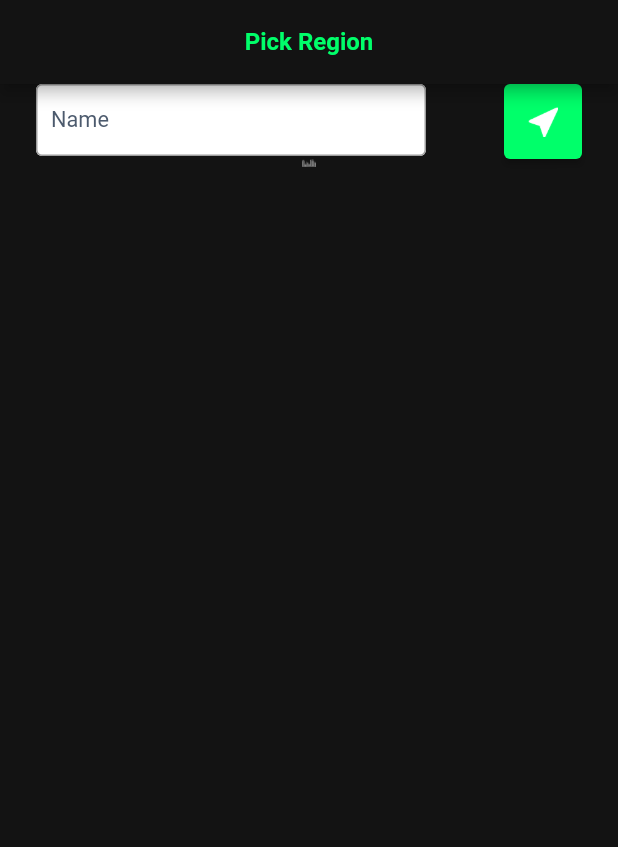
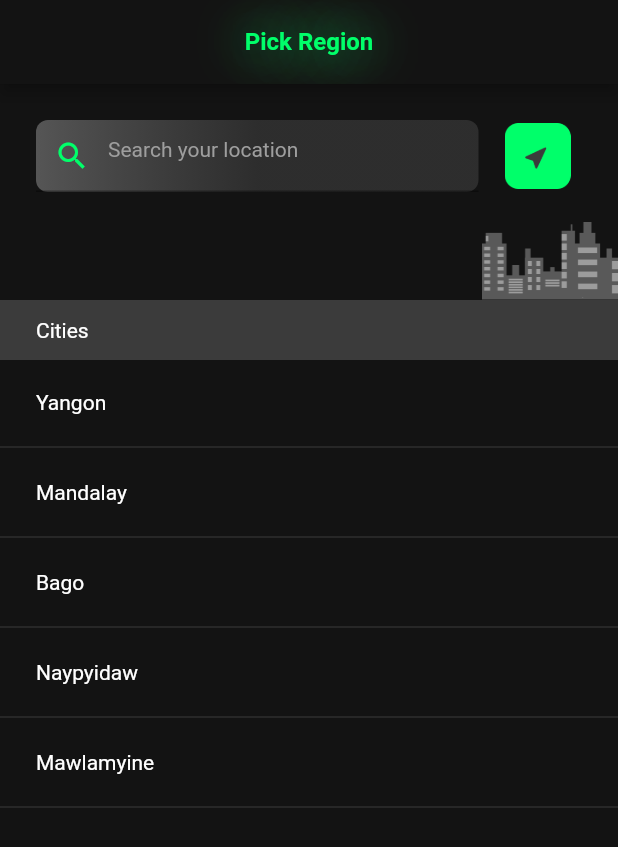
Before and after one commit to thuthumg/movie_booking_app, a Flutter app: the screen it shows after launch, on a phone screen of 412 x 824 dp. Shown: the top 847 px of the screen. Run offline on Flutter 3.47's test engine with Material 2 defaults, Android fonts, the phone set to English and light mode, and no system bars; our stand-ins replace pinput.

Commit message:
set up cities page and home page connection

```diff
--- a/lib/main.dart
+++ b/lib/main.dart
@@ -1,7 +1,7 @@
 import 'package:flutter/material.dart';
 import 'package:movie_booking_app/pages/cities_location_page.dart';
 import 'package:movie_booking_app/pages/get_otp_page.dart';
-import 'package:movie_booking_app/pages/home_page.dart';
+import 'package:movie_booking_app/pages/loading_page.dart';
 
 void main() {
   runApp(const MyApp());
--- a/lib/pages/cities_location_page.dart
+++ b/lib/pages/cities_location_page.dart
@@ -1,6 +1,8 @@
 import 'package:flutter/material.dart';
+import 'package:movie_booking_app/pages/home_page.dart';
 import 'package:movie_booking_app/resources/colors.dart';
 import 'package:movie_booking_app/resources/dimens.dart';
+import 'package:movie_booking_app/viewitems/city_view.dart';
 
 class CitiesLocationPage extends StatelessWidget {
   const CitiesLocationPage({Key? key}) : super(key: key);
@@ -12,83 +14,65 @@ class CitiesLocationPage extends StatelessWidget {
       appBar: AppBar(
         centerTitle: true,
         backgroundColor: PRIMARY_COLOR,
-        title: const Center(
+        title:  const Center(
           child: Text(
             "Pick Region",
             textAlign: TextAlign.center,
             style: TextStyle(
-                fontWeight: FontWeight.bold,
-                color: SECONDARY_COLOR,
-                fontSize: 16),
+                fontWeight: FontWeight.w700,
+                color: Color.fromRGBO(0,255,106,1),
+                fontSize: 16,
+                shadows: [
+                  Shadow(
+                    offset: Offset(0, 0), //position of shadow
+                    blurRadius: 40,//blur intensity of shadow
+                    color: Color.fromRGBO(0,255,106,1), //color of shadow with opacity
+                  ),
+
+                  //add more shadow with different position offset here
+                ]),
           ),
         ),
 
       ),
 
       body: SingleChildScrollView(
-        child: Padding(
-          padding: const EdgeInsets.only(left: MARGIN_LARGE,
-          right: MARGIN_LARGE),
         child: Container(
           width: MediaQuery.of(context).size.width,
           child: Column(
             mainAxisSize: MainAxisSize.min,
             children: [
-               Row(
-                 children: [
+             const SearchSection(),
+              SizedBox(
+                height: 20,
+              ),
+              Align(
+                alignment: Alignment.bottomRight,
+                child: Image.asset('assets/images/cities_photo.png',
 
-                   Expanded(
-                     flex: 5,
-                     child: SizedBox(
-                       height: 50,
-                       child: TextField(
-                         minLines: 1,
-                         decoration: InputDecoration(
-                             contentPadding:
-                             EdgeInsets.symmetric(vertical: 10.0, horizontal: 10.0),
-                             enabledBorder: OutlineInputBorder(
-                               borderSide: BorderSide(width: 1, color: Colors.grey),
+                  scale: 3,),
               ),
-                             focusedBorder: OutlineInputBorder(
-                               borderSide: BorderSide(
-                                 width: 1,
-                                 color: Colors.orangeAccent,
-                               ),
-                             ),
-                             filled: true,
-                             fillColor: Colors.white,
-                             hintText: "Name",
-                             hintStyle: TextStyle(
-                               color: Color.fromRGBO(76, 90, 109, 1.0),
-                               fontSize: 14.5,
-                             )),
-                         style: TextStyle(color: Colors.white),
+
+          Container(
+            width: MediaQuery.of(context).size.width,
+            color: const Color.fromRGBO(59, 59, 59, 1),
+            height: 40,
+            child: const Padding(
+              padding: EdgeInsets.only(left: MARGIN_LARGE,right: MARGIN_LARGE),
+              child: Align(
+                alignment: Alignment.centerLeft,
+                child: Text("Cities",
+                style: TextStyle(
+                  fontSize: TEXT_REGULAR,
+                  color: Colors.white,
+                  fontWeight: FontWeight.w400
+                ),),
               ),
             ),
           ),
-                   Spacer(),
-                   Expanded(
-                     flex: 1,
-                     child: ElevatedButton(
-                       style: ElevatedButton.styleFrom(
-                           primary: SECONDARY_COLOR,
-                           minimumSize: const Size.fromHeight(50)),
-                       child: ImageIcon(AssetImage('assets/images/ic_location_search.png')),
-                       onPressed: () {
-                         print("Continue");
-                       },
-                     ),
-                   )
+          SizedBox(height: 20,),
+          CitiesListView(()=> _navigateToHomeScreen(context))
             ],
-               ),
-                Align(
-                  alignment: Alignment.bottomCenter,
-                  child: Image.asset('assets/images/cities_photo.png',
-                  fit: BoxFit.cover,
-                    scale: 30,),
-                )
-              ],
-            ),
           ),
         ),
       ),
@@ -98,19 +82,120 @@ class CitiesLocationPage extends StatelessWidget {
 
 }
 
-class GradientView extends StatelessWidget {
-  const GradientView({
+Future<dynamic> _navigateToHomeScreen(BuildContext context) {
+
+return Navigator.push(context,
+MaterialPageRoute(builder: (context)=> HomePage()));
+}
+
+class SearchSection extends StatelessWidget {
+  const SearchSection({
     Key? key,
   }) : super(key: key);
 
   @override
   Widget build(BuildContext context) {
-    return Container(
-      decoration: const BoxDecoration(
-          gradient: LinearGradient(
-              begin: Alignment.topCenter,
-              end: Alignment.bottomCenter,
-              colors: [Colors.transparent, GRAY_COLOR_2])),
+    return Padding(
+      padding: const EdgeInsets.only(left:MARGIN_LARGE,right: MARGIN_LARGE,top: MARGIN_LARGE),
+      child: Row(
+        children: [
+         Expanded(
+             flex: 5,
+             child: SearchBoxGradientView()),
+         SizedBox(width: 10,),
+          Expanded(
+            flex: 1,
+            child:
+              Image.asset('assets/images/ic_location_search.png',height: 44,width: 44,)
+          /*  ElevatedButton(
+              style: ElevatedButton.styleFrom(
+                  primary: SECONDARY_COLOR,
+                  minimumSize: const Size.fromHeight(50)),
+              child: ImageIcon(AssetImage('assets/images/ic_location_search.png')),
+              onPressed: () {
+                print("Continue");
+              },
+            ),*/
+          )
+        ],
+      ),
     );
   }
 }
+
+class CitiesListView extends StatelessWidget {
+  final Function onTapCity;
+  List<String> citiesPopulate = [
+    "Yangon",
+    "Mandalay",
+    "Bago",
+    "Naypyidaw",
+    "Mawlamyine"
+  ];
+
+  CitiesListView(this.onTapCity);
+
+  @override
+  Widget build(BuildContext context) {
+    return Container(
+      height: MediaQuery.of(context).size.height,
+      child: ListView.builder(
+          scrollDirection: Axis.vertical,
+          itemCount: citiesPopulate.length,
+          itemBuilder: (
+          BuildContext context,int index
+          ){
+        return CityView(citiesPopulate.elementAt(index),(){
+          this.onTapCity();
+        });
+
+      }),
+    );
+  }
+}
+
+class SearchBoxGradientView extends StatelessWidget {
+
+  @override
+  Widget build(BuildContext context) {
+    return Container(
+
+      decoration:  const BoxDecoration(
+          borderRadius: BorderRadius.all(Radius.circular(8)),
+          gradient: LinearGradient(
+              begin: Alignment.centerLeft,
+              end: Alignment.centerRight,
+              colors: [Color.fromRGBO(102, 102, 102, 0.8),
+                Color.fromRGBO(85, 85, 85, 0.4),
+                Color.fromRGBO(85, 85, 85, 0.4)])),
+      child:  const TextField(
+        minLines: 1,
+        decoration: InputDecoration(
+            contentPadding:
+            EdgeInsets.symmetric(vertical: 10.0, horizontal: 10.0),
+           /* enabledBorder: OutlineInputBorder(
+              borderRadius: BorderRadius.all(Radius.circular(8)),
+              borderSide: const BorderSide(
+                width: 1.0,
+                color: Colors.black,
+              ),
+            ),
+            focusedBorder: OutlineInputBorder(
+             borderRadius:BorderRadius.all(Radius.circular(8)),
+              borderSide: const BorderSide(
+                width: 1.0,
+                color: Colors.black,
+              ),
+            ),*/
+            prefixIcon: Icon(Icons.search,color: SECONDARY_COLOR,),
+            hintText: "Search your location",
+            hintStyle: TextStyle(
+              color: SEARCH_HINT_COLOR,
+              fontSize: TEXT_REGULAR,
+              fontWeight: FontWeight.w400
+            )),
+        style: TextStyle(color: Colors.white),
+      ),
+    );
+  }
+}
--- a/lib/resources/colors.dart
+++ b/lib/resources/colors.dart
@@ -4,3 +4,5 @@ const PRIMARY_COLOR = Color.fromRGBO(19, 19, 19, 1.0);
 const SECONDARY_COLOR = Color.fromRGBO(0, 255, 106, 1);
 const GRAY_COLOR = Color.fromRGBO(102, 102, 102, 1);
 const GRAY_COLOR_2 = Color.fromRGBO(136, 136, 136, 1);
+const CITIES_LIST_DIVIDER_COLOR = Color.fromRGBO(59, 59, 59, 1);
+const SEARCH_HINT_COLOR = Color.fromRGBO(158, 158, 158, 1);
--- /dev/null
+++ b/lib/viewitems/city_view.dart
@@ -0,0 +1,44 @@
+import 'package:flutter/material.dart';
+import 'package:movie_booking_app/resources/colors.dart';
+import 'package:movie_booking_app/resources/dimens.dart';
+
+class CityView extends StatelessWidget {
+ final String cityName;
+ final Function onTapCity;
+
+ CityView(
+     this.cityName,
+     this.onTapCity
+     );
+
+  @override
+  Widget build(BuildContext context) {
+    return  SizedBox(
+      height: 60,
+      child: Column(
+        children:  [
+          GestureDetector(
+            onTap: (){
+              onTapCity();
+            },
+            child: Align(
+              alignment: Alignment.centerLeft,
+              child: Padding(
+                padding: EdgeInsets.only(left: MARGIN_LARGE,right: MARGIN_LARGE),
+                child: Text(cityName,
+                  style: TextStyle(
+                      fontSize: TEXT_REGULAR,
+                      color: Colors.white,
+                      fontWeight: FontWeight.w400
+                  ),),
+              ),
+            ),
+          ),
+
+          Expanded(flex: 1, child: Divider(color: CITIES_LIST_DIVIDER_COLOR))
+
+        ],
+      ),
+    );
+  }
+}
```
Also changed, not shown: lib/pages/home_page.dart (+40 -45 lines), lib/pages/loading_page.dart (added, +61 -0 lines), assets/icons/ic_location_arrow.png (added), assets/icons/ic_noti.png (added), assets/icons/ic_scanner.png (added), assets/icons/ic_search.png (added), assets/images/ic_location_search.png. Lines whose indentation alone changed are shown as unchanged.
